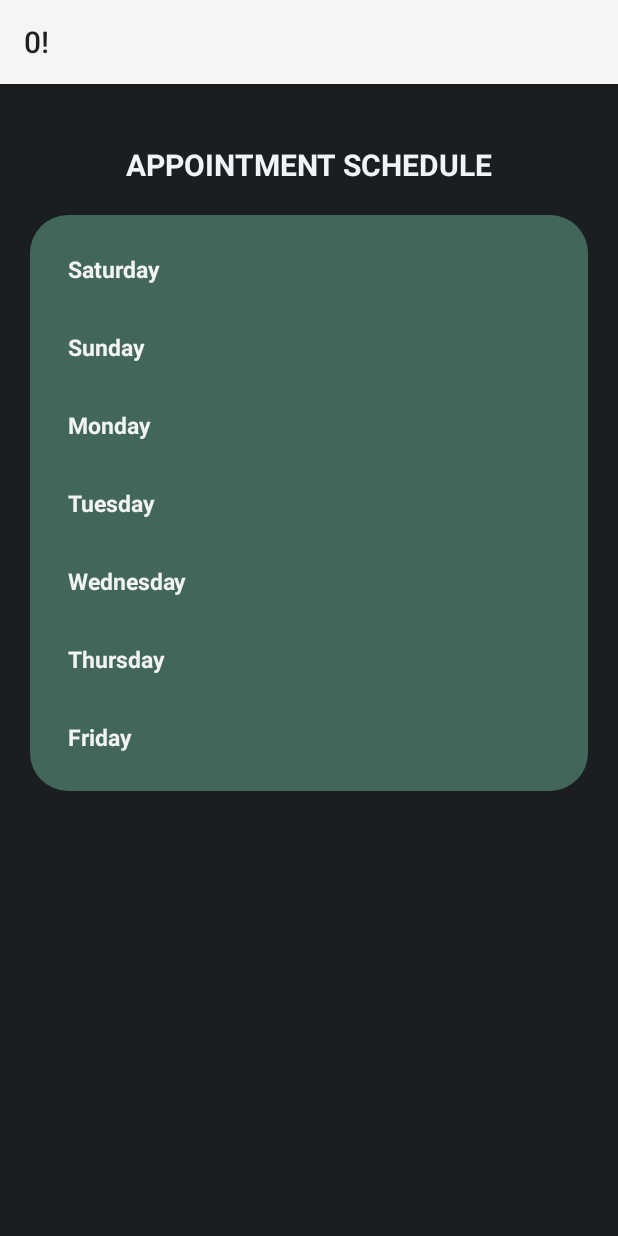
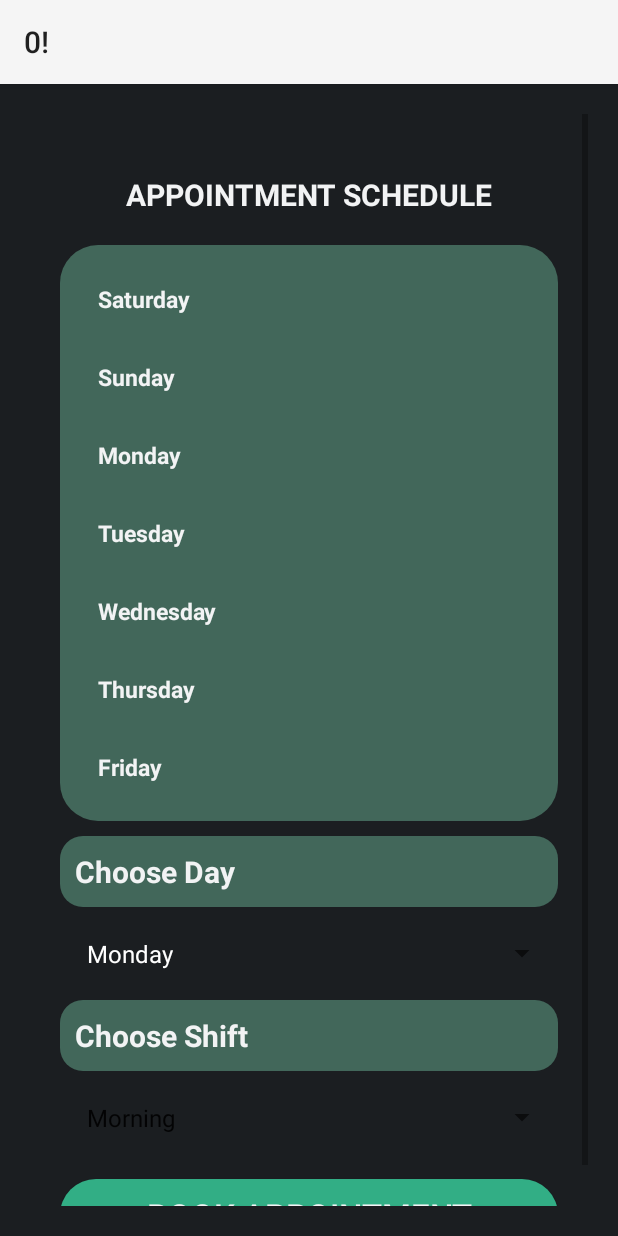
Before and after one commit to Faria-Binte-Kader/OMNISHEBA, an Android app: the BookAppointment screen opened directly, with no data from a screen before it, on a phone screen of 412 x 824 dp. Run offline under Robolectric (Android 15) with nearby library versions, the phone set to English and light mode, and no system bars; our stand-ins replace Firebase (no records; nobody signed in at launch, a user with empty details on screens opened directly); 2 statements that could not run were skipped.

Commit message:
Book Appointment Button doesn't work.

```diff
--- a/app/src/main/java/com/example/omnisheba/BookAppointment.java
+++ b/app/src/main/java/com/example/omnisheba/BookAppointment.java
@@ -1,45 +1,47 @@
 package com.example.omnisheba;
 
 import androidx.annotation.NonNull;
-import androidx.annotation.Nullable;
 import androidx.appcompat.app.AppCompatActivity;
 
 import android.content.Intent;
+import android.graphics.Color;
 import android.os.Bundle;
 import android.util.Log;
+import android.view.View;
+import android.widget.AdapterView;
+import android.widget.Button;
+import android.widget.Spinner;
 import android.widget.TextView;
 import android.widget.Toast;
 
 import com.google.android.gms.tasks.OnCompleteListener;
-import com.google.android.gms.tasks.OnFailureListener;
 import com.google.android.gms.tasks.OnSuccessListener;
 import com.google.android.gms.tasks.Task;
 import com.google.firebase.auth.FirebaseAuth;
 import com.google.firebase.firestore.DocumentReference;
 import com.google.firebase.firestore.DocumentSnapshot;
-import com.google.firebase.firestore.EventListener;
 import com.google.firebase.firestore.FirebaseFirestore;
-import com.google.firebase.firestore.FirebaseFirestoreException;
 import com.google.firebase.firestore.QuerySnapshot;
 
 import java.text.DateFormat;
-import java.text.ParseException;
 import java.text.SimpleDateFormat;
-import java.time.LocalTime;
 import java.util.ArrayList;
 import java.util.Calendar;
-import java.util.Date;
 import java.util.HashMap;
 import java.util.Map;
+import java.util.Objects;
 
-public class BookAppointment extends AppCompatActivity {
-    private TextView name,  satmon, sateve, sunmon, suneve, monmon, moneve, tuesmon, tueseve, wedmon, wedeve,
+public class BookAppointment extends AppCompatActivity implements AdapterView.OnItemSelectedListener {
+    private TextView name, satmon, sateve, sunmon, suneve, monmon, moneve, tuesmon, tueseve, wedmon, wedeve,
             thursmon, thurseve, frimon, frieve;
     FirebaseAuth fAuthDoctor;
     FirebaseFirestore fStore;
     String DoctorID;
     Calendar calendar;
     private ArrayList<Doctor> doctorArrayList2;
+
+    Button bookAppointmentBtn;
+    Spinner chosenDay, chosenShift;
 
     @Override
     protected void onCreate(Bundle savedInstanceState) {
@@ -51,7 +53,13 @@ public class BookAppointment extends AppCompatActivity {
         calendar = Calendar.getInstance();
         //name = findViewById(R.id.doctornameapp);
         //name.setText(sp1);
-        doctorArrayList2=new ArrayList<>();
+        doctorArrayList2 = new ArrayList<>();
+
+        bookAppointmentBtn = findViewById(R.id.book_appointment_btn);
+        chosenDay = findViewById(R.id.book_appointment_day);
+        chosenDay.setOnItemSelectedListener(this);
+        chosenShift.findViewById(R.id.book_appointment_shift);
+        chosenShift.setOnItemSelectedListener(this);
 
         satmon = findViewById(R.id.showSatMon2);
         sunmon = findViewById(R.id.showSunMon2);
@@ -71,7 +79,7 @@ public class BookAppointment extends AppCompatActivity {
 
         fAuthDoctor = FirebaseAuth.getInstance();
         fStore = FirebaseFirestore.getInstance();
-        SimpleDateFormat formatter = new SimpleDateFormat("HH:mm:ss");
+        final SimpleDateFormat formatter = new SimpleDateFormat("HH:mm:ss");
         final DateFormat formatterdate = new SimpleDateFormat("dd-MM-yyyy");
         final String nowtime = formatterdate.format(calendar.getTime());
         /*Date d1 = null;
@@ -111,7 +119,8 @@ public class BookAppointment extends AppCompatActivity {
                     }
                 } else {
                     Log.d("TAG", "get failed with ", task.getException());
-                                    } }
+                }
+            }
         });
       /*    ADDS APPOINTMENT TO THE SELECTED DOCTOR
        DocumentReference docRef2 = fStore.collection(sp1).document();
@@ -187,6 +196,131 @@ public class BookAppointment extends AppCompatActivity {
             }
         });*/
 
+        bookAppointmentBtn.setOnClickListener(new View.OnClickListener() {
+            //deletePreviousAppointments();
+            Integer sat = 0;
+            Integer sun = 0;
+            Integer mon = 0;
+            Integer tues = 0;
+            Integer wed = 0;
+            Integer thurs = 0;
+            Integer fri = 0;
+            String day;
+            final Integer max_mss = 10;
+            @Override
+            public void onClick(View view) {
+                addMSSUnderDoctor();
+            }
+                /*fStore.collection(sp1)
+                        .get()
+                        .addOnCompleteListener(new OnCompleteListener<QuerySnapshot>() {
+                            @Override
+                            public void onComplete(@NonNull Task<QuerySnapshot> task) {
+                                for (DocumentSnapshot querySnapshot : task.getResult()) {
+                                    day = querySnapshot.getString("Day");
+                                    switch (Objects.requireNonNull(day)) {
+                                        case "Saturday":
+                                            sat++;
+                                            break;
+                                        case "Sunday":
+                                            sun++;
+                                            break;
+                                        case "Monday":
+                                            mon++;
+                                            break;
+                                        case "Tuesday":
+                                            tues++;
+                                            break;
+                                        case "Wednesday":
+                                            wed++;
+                                            break;
+                                        case "Thursday":
+                                            thurs++;
+                                            break;
+                                        case "Friday":
+                                            fri++;
+                                            break;
+                                        default:
+                                            throw new IllegalStateException("Unexpected value: " + day);
+                                    }
+                                }
+                            }
+                        });
+                final String day_chosen = chosenDay.getSelectedItem().toString();
+                switch (day_chosen){
+                    case "Saturday":
+                        if(sat>=10)
+                            Toast.makeText(BookAppointment.this, "No available slot left", Toast.LENGTH_SHORT).show();
+                        else
+                            addMSSUnderDoctor();
+                        break;
+                    case "Sunday":
+                        if(sun>=10)
+                            Toast.makeText(BookAppointment.this, "No available slot left", Toast.LENGTH_SHORT).show();
+                        break;
+                    case "Monday":
+                        if(mon>=10)
+                            Toast.makeText(BookAppointment.this, "No available slot left", Toast.LENGTH_SHORT).show();
+                        else
+                            addMSSUnderDoctor();
+                        break;
+                    case "Tuesday":
+                        if(tues>=10)
+                            Toast.makeText(BookAppointment.this, "No available slot left", Toast.LENGTH_SHORT).show();
+                        else
+                            addMSSUnderDoctor();
+                        break;
+                    case "Wednesday":
+                        if(wed>=10)
+                            Toast.makeText(BookAppointment.this, "No available slot left", Toast.LENGTH_SHORT).show();
+                        else
+                            addMSSUnderDoctor();
+                        break;
+                    case "Thursday":
+                        if(thurs>=10)
+                            Toast.makeText(BookAppointment.this, "No available slot left", Toast.LENGTH_SHORT).show();
+                        else
+                            addMSSUnderDoctor();
+                        break;
+                    case "Friday":
+                        if(fri>=10)
+                            Toast.makeText(BookAppointment.this, "No available slot left", Toast.LENGTH_SHORT).show();
+                        else
+                            addMSSUnderDoctor();
+                        break;
+                    default:
+                        throw new IllegalStateException("Unexpected value: " + chosenDay);
+                }
+            }*/
 
+            private void addMSSUnderDoctor() {
+                DocumentReference docRef2 = fStore.collection(sp1).document();
 
-}}
+                Map<String, Object> appdoc = new HashMap<>();
+                appdoc.put("Day", calendar.get(Calendar.DAY_OF_WEEK));
+                appdoc.put("Date", formatterdate.format(calendar.getTime()));
+                appdoc.put("Time",  formatter.format(calendar.getTime()));
+                appdoc.put("MSSID", fAuthDoctor.getUid());
+                appdoc.put("ID", docRef2.getId());
+
+                docRef2.set(appdoc).addOnSuccessListener(new OnSuccessListener<Void>() {
+                    @Override
+                    public void onSuccess(Void aVoid) {
+                        Log.d("TAG", "onSuccess: appointment is created");
+                    }
+                });
+            }
+        });
+    }
+
+    @Override
+    public void onItemSelected(AdapterView<?> adapterView, View view, int i, long l) {
+        ((TextView) adapterView.getChildAt(0)).setTextColor(Color.WHITE);
+        Toast.makeText(this, adapterView.getSelectedItem().toString(), Toast.LENGTH_SHORT).show();
+    }
+
+    @Override
+    public void onNothingSelected(AdapterView<?> adapterView) {
+
+    }
+}
--- a/app/src/main/res/layout/activity_book_appointment.xml
+++ b/app/src/main/res/layout/activity_book_appointment.xml
@@ -1,5 +1,5 @@
 <?xml version="1.0" encoding="utf-8"?>
-<LinearLayout xmlns:android="http://schemas.android.com/apk/res/android"
+<ScrollView xmlns:android="http://schemas.android.com/apk/res/android"
     xmlns:app="http://schemas.android.com/apk/res-auto"
     xmlns:tools="http://schemas.android.com/tools"
     android:orientation="vertical"
@@ -9,6 +9,12 @@
     android:layout_height="match_parent"
     tools:context=".BookAppointment">
 
+    <LinearLayout
+        android:layout_width="match_parent"
+        android:layout_height="wrap_content"
+        android:background="@color/dark"
+        android:orientation="vertical"
+        android:padding="20dp">
     <TextView
         android:layout_width="match_parent"
         android:layout_height="wrap_content"
@@ -285,4 +291,50 @@
             </LinearLayout>
     </LinearLayout>
 
-</LinearLayout>
+    <TextView
+        android:layout_width="match_parent"
+        android:layout_height="wrap_content"
+        android:layout_marginTop="10dp"
+        android:background="@drawable/text2_rounded"
+        android:padding="10dp"
+        android:text="Choose Day"
+        android:textColor="@color/white"
+        android:textSize="20sp"
+        android:textStyle="bold" />
+    <Spinner
+        android:id="@+id/book_appointment_day"
+        android:layout_width="match_parent"
+        android:layout_height="wrap_content"
+        android:layout_marginTop="10dp"
+        android:entries="@array/workday_list"
+        android:padding="10dp" />
+
+    <TextView
+        android:layout_width="match_parent"
+        android:layout_height="wrap_content"
+        android:layout_marginTop="10dp"
+        android:background="@drawable/text2_rounded"
+        android:padding="10dp"
+        android:text="Choose Shift"
+        android:textColor="@color/white"
+        android:textSize="20sp"
+        android:textStyle="bold" />
+    <Spinner
+        android:id="@+id/book_appointment_shift"
+        android:layout_width="match_parent"
+        android:layout_height="wrap_content"
+        android:layout_marginTop="10dp"
+        android:entries="@array/shift_list"
+        android:padding="10dp"/>
+
+        <Button
+            android:id="@+id/book_appointment_btn"
+            android:layout_width="match_parent"
+            android:layout_height="wrap_content"
+            android:layout_marginTop="20sp"
+            android:background="@drawable/button_rounded"
+            android:text="Book Appointment"
+            android:textColor="@color/white"
+            android:textSize="22sp" />
+    </LinearLayout>
+</ScrollView>
```
Lines whose indentation alone changed are shown as unchanged.
